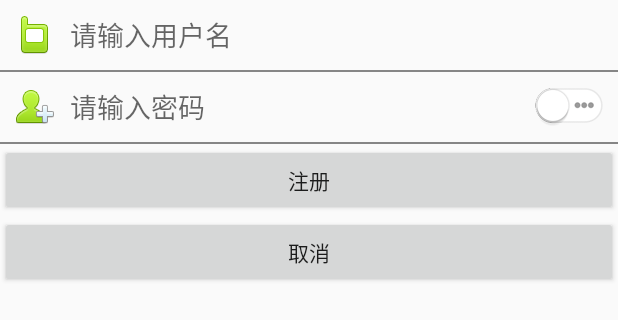
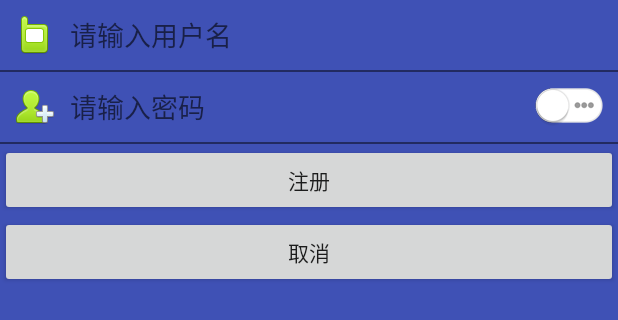
Before and after one commit to fuckingcoding/ZAKER, an Android app: the layout activity_register_21.xml on its own in the app's theme, with its tools: preview values and no code run, on a phone screen of 412 x 824 dp. Shown: the top 320 px of the screen. Run offline under Robolectric (Android 15) with nearby library versions, the phone set to English and light mode, and no system bars.

```diff
--- a/app/build.gradle
+++ b/app/build.gradle
@@ -7,7 +7,7 @@ android {
     buildToolsVersion "25.0.0"
     defaultConfig {
         applicationId "mdzz.com.first_of_mdzz"
-        minSdkVersion 21
+        minSdkVersion 19
         targetSdkVersion 25
         versionCode 1
         versionName "1.0"
--- a/app/src/main/java/mdzz/com/first_of_mdzz/ui/main/login/LoginActivity.java
+++ b/app/src/main/java/mdzz/com/first_of_mdzz/ui/main/login/LoginActivity.java
@@ -250,6 +250,7 @@ private EditText phoneEdt, pswEdt;
 
     @OnClick({R.id.bt_go, R.id.fab})
     public void onClick(View view) {
+        if(Build.VERSION.SDK_INT>=21) {
             switch (view.getId()) {
                 case R.id.fab:
                     getWindow().setExitTransition(null);
@@ -274,6 +275,7 @@ private EditText phoneEdt, pswEdt;
                     //startActivity(i2, oc2.toBundle());
                     login();
                     break;
+            }
         }
     }
 
--- a/app/src/main/res/layout/activity_login_21.xml
+++ b/app/src/main/res/layout/activity_login_21.xml
@@ -26,7 +26,7 @@
             android:maxLength="15"
 
             android:background="@null"
-            android:hint="请输入用户名"
+
             android:imeActionLabel="下一步"
             android:imeOptions="actionNext"
             />
@@ -67,7 +67,7 @@
             android:maxLength="15"
             android:inputType="textPassword"
             android:background="@null"
-            android:hint="请输入密码"
+
             android:imeActionLabel="登录"
             android:imeOptions="actionDone"
             android:imeActionId="2"/>
--- a/app/src/main/res/layout/activity_register_21.xml
+++ b/app/src/main/res/layout/activity_register_21.xml
@@ -4,7 +4,8 @@
     android:layout_width="match_parent"
     android:layout_height="match_parent"
     android:orientation="vertical"
-    tools:context="android.client.zxing.google.com.logincodeencrypte.RegisterActivity">
+    android:background="@color/colorPrimary"
+    >
 
     <LinearLayout
         android:layout_width="match_parent"
```
Also changed, not shown: app/src/main/java/mdzz/com/first_of_mdzz/ui/main/login/RegisterActivity.java (+10 -3 lines). Lines whose indentation alone changed are shown as unchanged.
